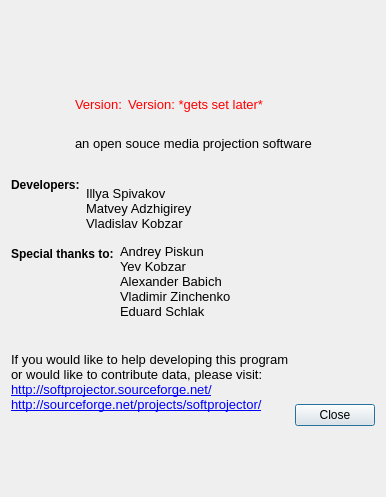
The window that src/aboutdialog.ui (SoftProjector/src) describes before a commit, drawn with Qt 5.
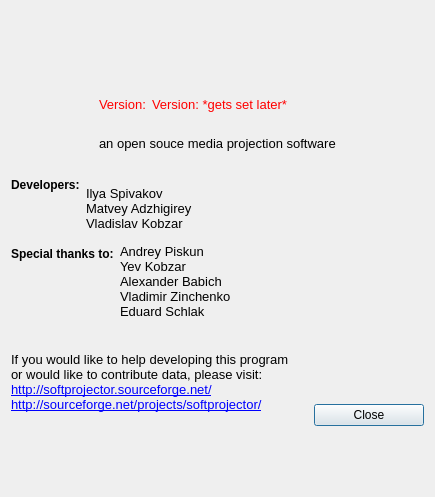
The same window after the commit. Icons and pictures are not drawn.

Commit message: corrected spelling

Diff of the .ui file:
```diff
--- a/src/aboutdialog.ui
+++ b/src/aboutdialog.ui
@@ -6,7 +6,7 @@
    <rect>
     <x>0</x>
     <y>0</y>
-    <width>374</width>
+    <width>435</width>
     <height>497</height>
    </rect>
   </property>
@@ -227,7 +227,7 @@
         </font>
        </property>
        <property name="text">
-        <string notr="true">Illya Spivakov
+        <string notr="true">Ilya Spivakov
 Matvey Adzhigirey
 Vladislav Kobzar</string>
        </property>
```
